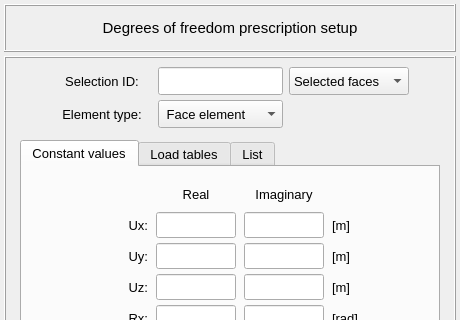
Qt form vibra/interface/data/ui_files/model/setup/structural/dofs_prescription_inputs.ui (MOPT-UFSC/VIBRA) before a commit; both pictures show x 0 to 460 and y 0 to 320 of the 460 by 500 pixel window.
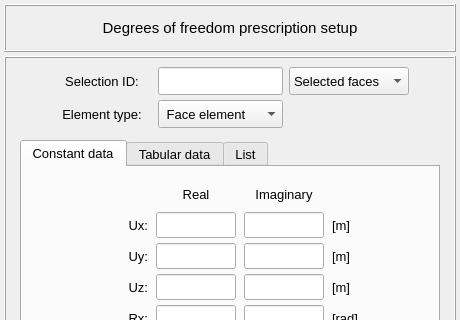
The same form after that commit.

```diff
--- a/vibra/interface/data/ui_files/model/setup/structural/dofs_prescription_inputs.ui
+++ b/vibra/interface/data/ui_files/model/setup/structural/dofs_prescription_inputs.ui
@@ -429,7 +429,7 @@
            </property>
            <widget class="QWidget" name="tab_constant_values">
             <attribute name="title">
-             <string>Constant values</string>
+             <string>Constant data</string>
             </attribute>
             <layout class="QGridLayout" name="gridLayout_12">
              <property name="leftMargin">
@@ -1456,7 +1456,7 @@
            </widget>
            <widget class="QWidget" name="tab_load_tables">
             <attribute name="title">
-             <string>Load tables</string>
+             <string>Tabular data</string>
             </attribute>
             <layout class="QGridLayout" name="gridLayout_10">
              <property name="leftMargin">
```
Left out of the diff: 8 changed lines with no effect on the pictures.
